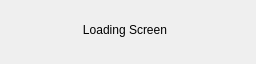
Old version of the form GraphApp/GraphApp/src/form/loading_screen/LoadingScreen.ui in the repository mariusunitbv/graphapp.
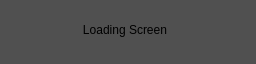
New version of the form.

Patch:
```diff
--- a/GraphApp/GraphApp/src/form/loading_screen/LoadingScreen.ui
+++ b/GraphApp/GraphApp/src/form/loading_screen/LoadingScreen.ui
@@ -28,6 +28,12 @@
   <property name="windowTitle">
    <string/>
   </property>
+  <property name="autoFillBackground">
+   <bool>false</bool>
+  </property>
+  <property name="styleSheet">
+   <string notr="true">background-color: rgb(80, 80, 80);</string>
+  </property>
   <widget class="QWidget" name="centralWidget">
    <widget class="QLabel" name="loadingText">
     <property name="geometry">
```
